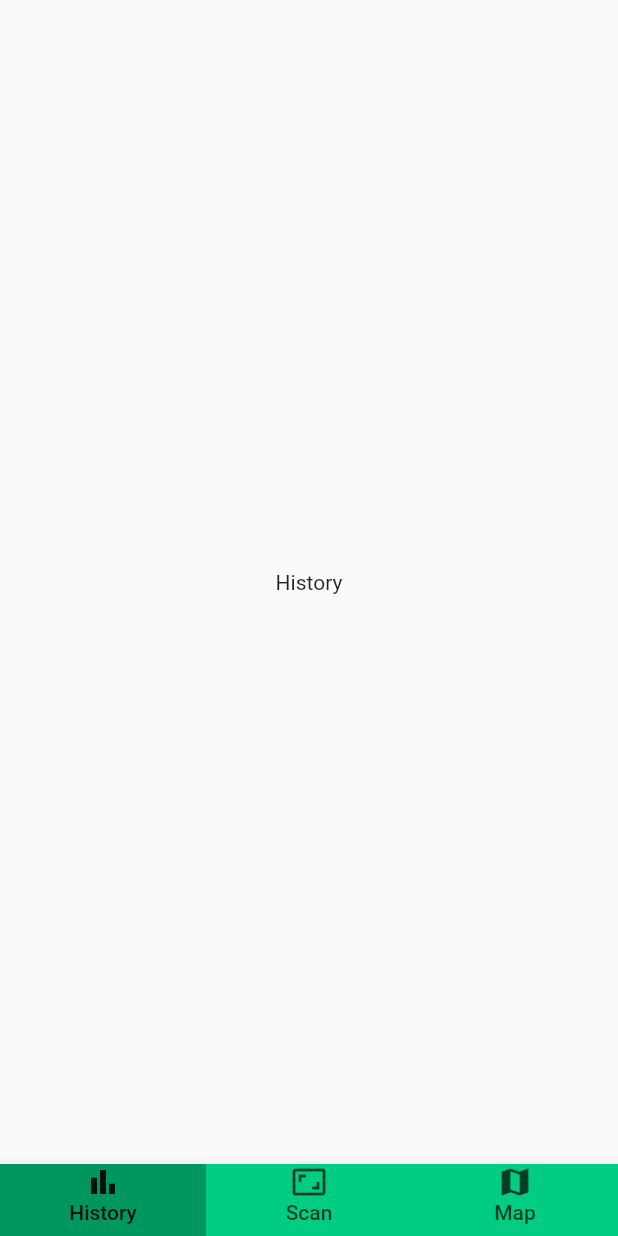
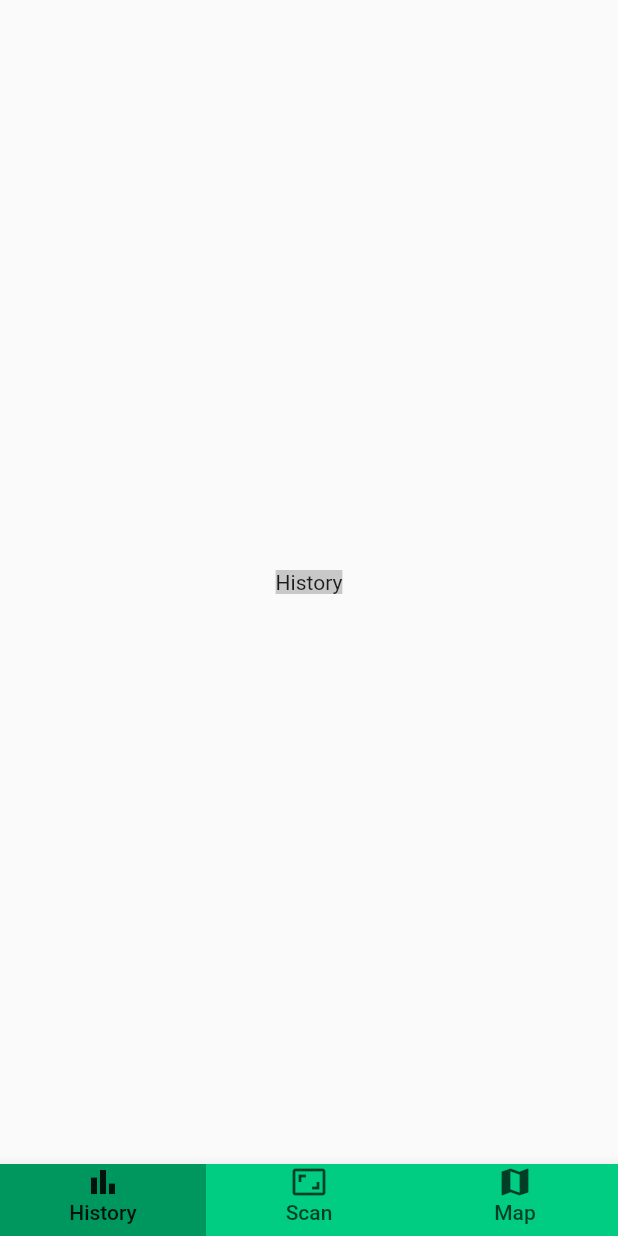
Before and after one commit to RenjiSann/eko-scan, a Flutter app: the screen it shows after launch, on a phone screen of 412 x 824 dp. Run offline on Flutter 3.47's test engine with Material 2 defaults, Android fonts, the phone set to English and light mode, and no system bars; missing offline and left inert: flutter_barcode_scanner.

```diff
--- a/lib/main.dart
+++ b/lib/main.dart
@@ -61,7 +61,10 @@ class EkoScan_State extends State<EkoScan> with TickerProviderStateMixin {
         controller: _tabController,
         children: <Widget>[
           Center(
-            child: Text("History"),
+            child: Container(
+              child: Text("History"),
+              color: Theme.of(context).backgroundColor,
+            ),
           ),
           Center(
             child: Scanner(),
--- a/pubspec.yaml
+++ b/pubspec.yaml
@@ -24,6 +24,7 @@ dependencies:
   flutter:
     sdk: flutter
   flutter_barcode_scanner: ^1.0.2
+  openfoodfacts: ^0.3.15+1
 
 
   # The following adds the Cupertino Icons font to your application.
```
